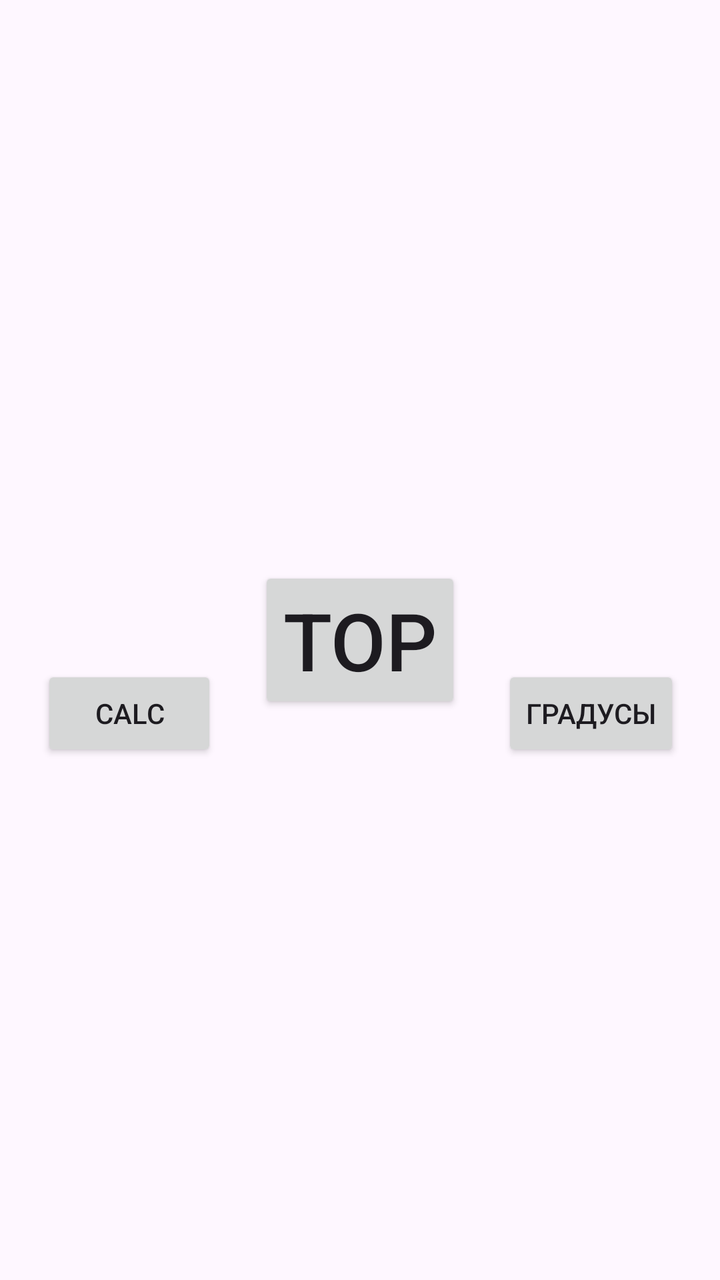
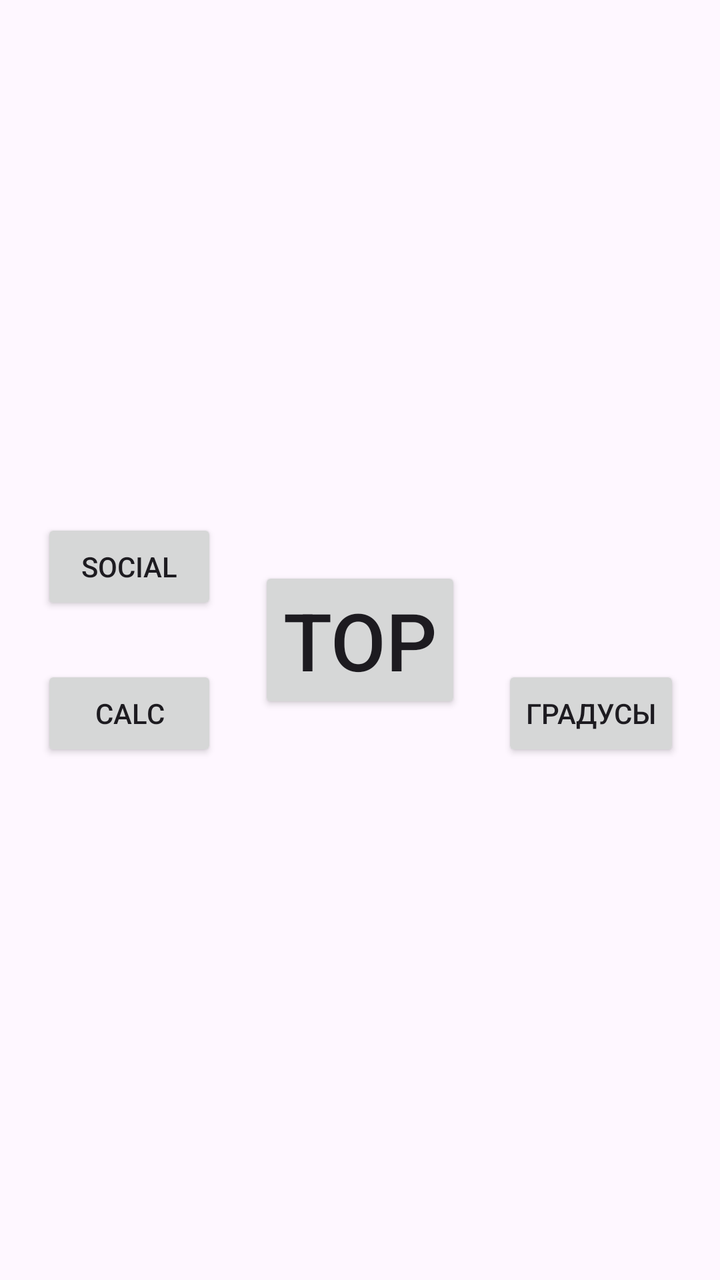

Compare the two renders of this Android layout. The source of the first and the diff that turns it into the second are given below.
<!-- AndroidManifest.xml: application theme Theme.Top -->
<!-- res/layout/activity_main.xml -->
<?xml version="1.0" encoding="utf-8"?>
<androidx.constraintlayout.widget.ConstraintLayout xmlns:android="http://schemas.android.com/apk/res/android"
    xmlns:app="http://schemas.android.com/apk/res-auto"
    xmlns:tools="http://schemas.android.com/tools"
    android:id="@+id/main"
    android:layout_width="match_parent"
    android:layout_height="match_parent"
    tools:context=".MainActivity">

    <Button
        android:id="@+id/button"
        android:layout_width="wrap_content"
        android:layout_height="wrap_content"
        android:text="top"
        android:textSize="40dp"


        app:layout_constraintBottom_toBottomOf="parent"
        app:layout_constraintEnd_toEndOf="parent"
        app:layout_constraintStart_toStartOf="parent"
        app:layout_constraintTop_toTopOf="parent" />

    <Button
        android:id="@+id/quiz"
        android:layout_width="wrap_content"
        android:layout_height="wrap_content"
        android:text="calc"
        app:layout_constraintBottom_toBottomOf="@+id/button"
        app:layout_constraintEnd_toStartOf="@+id/button"
        app:layout_constraintStart_toStartOf="parent"
        app:layout_constraintTop_toBottomOf="@+id/button" />

    <Button
        android:id="@+id/temperature"
        android:layout_width="wrap_content"
        android:layout_height="wrap_content"
        android:text="градусы"
        app:layout_constraintStart_toEndOf="@id/button"
        app:layout_constraintEnd_toEndOf="parent"
        app:layout_constraintTop_toBottomOf="@id/button"
        app:layout_constraintBottom_toBottomOf="@id/button"
        />

</androidx.constraintlayout.widget.ConstraintLayout>
<!-- resources referenced by this layout -->
<resources>
  <style name="Theme.Top" parent="Base.Theme.Top" />
  <style name="Base.Theme.Top" parent="Theme.Material3.DayNight.NoActionBar">
          
          
      </style>
</resources>

<!-- the commit's change to res/layout/activity_main.xml (unified diff, before → after) -->
@@ -41,4 +41,14 @@
         app:layout_constraintBottom_toBottomOf="@id/button"
         />
 
+    <Button
+        android:id="@+id/social"
+        android:layout_width="wrap_content"
+        android:layout_height="wrap_content"
+        app:layout_constraintTop_toTopOf="@+id/button"
+        app:layout_constraintBottom_toTopOf="@+id/button"
+        app:layout_constraintStart_toStartOf="parent"
+        app:layout_constraintEnd_toStartOf="@+id/button"
+        android:text="social"/>
+
 </androidx.constraintlayout.widget.ConstraintLayout>
